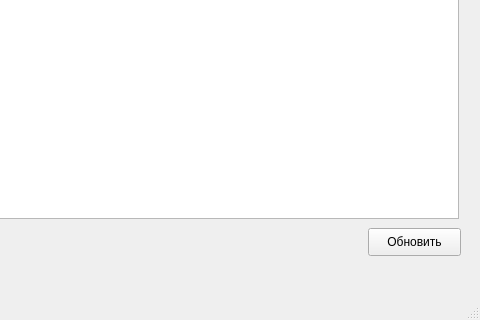
This is UI/main.ui in AnnaRezni4enko/coffee2 as Qt 5 draws it before an edit; both pictures show x 492 to 972 and y 322 to 642 of the 972 by 642 pixel window. The edited form follows.
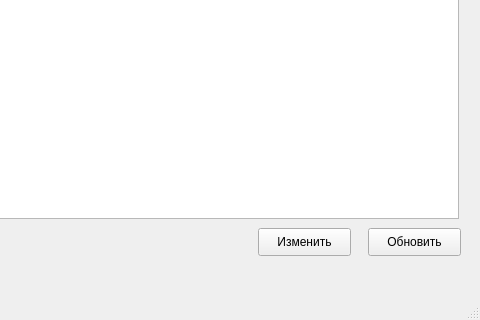
This is the edited form.

Commit message: интерфейс

Diff of the .ui file:
```diff
--- a/UI/main.ui
+++ b/UI/main.ui
@@ -37,6 +37,19 @@
      <string>Обновить</string>
     </property>
    </widget>
+   <widget class="QPushButton" name="btn_edit">
+    <property name="geometry">
+     <rect>
+      <x>750</x>
+      <y>550</y>
+      <width>93</width>
+      <height>28</height>
+     </rect>
+    </property>
+    <property name="text">
+     <string>Изменить</string>
+    </property>
+   </widget>
   </widget>
   <widget class="QMenuBar" name="menubar">
    <property name="geometry">
```
